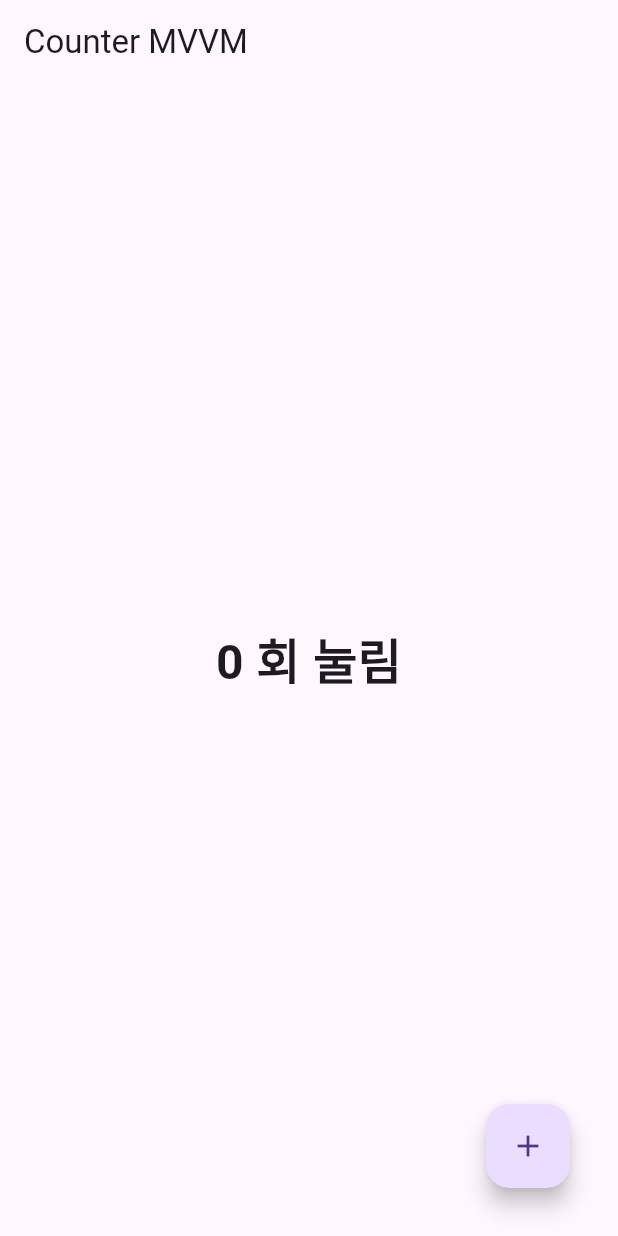
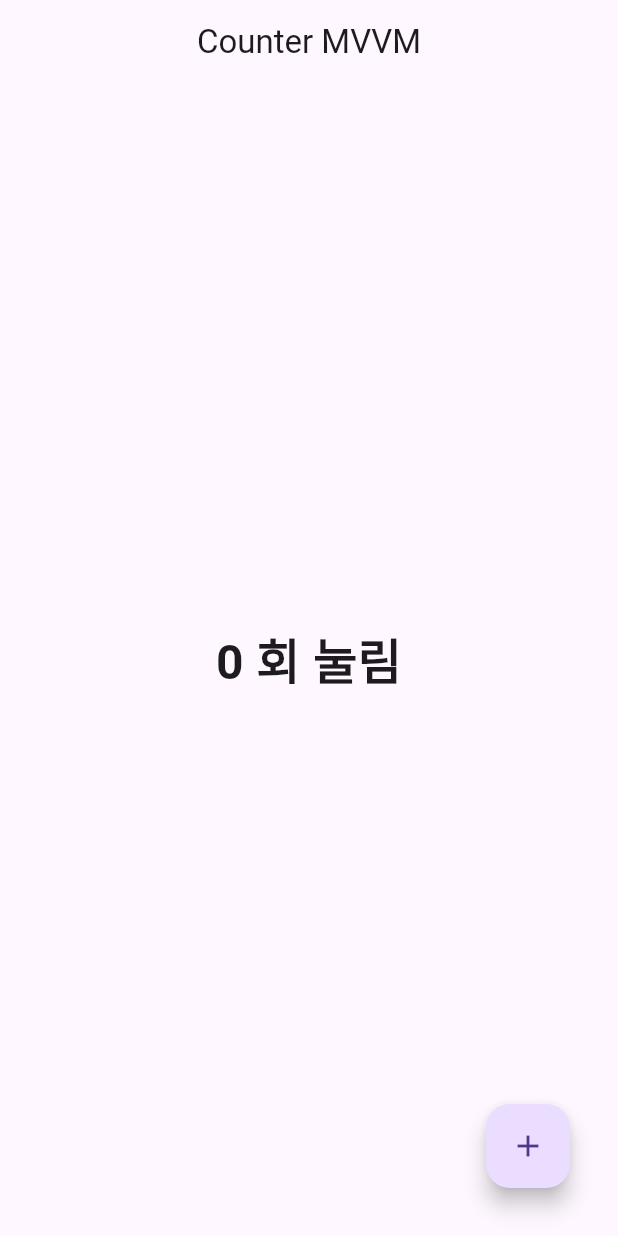
Before and after one commit to crisine/counter_mvvm, a Flutter app: the screen it shows after launch, on a phone screen of 412 x 824 dp. Run offline on Flutter 3.47's test engine with Material 3 defaults, Android fonts, the phone set to English and light mode, and no system bars.

Commit message:
fix: AppBar title Text 가운데로 이동

```diff
--- a/lib/screen/counter/view/s_counter.dart
+++ b/lib/screen/counter/view/s_counter.dart
@@ -9,7 +9,7 @@ class CounterScreen extends StatelessWidget {
   Widget build(BuildContext context) {
     return Scaffold(
       appBar: AppBar(
-        title: const Text('Counter MVVM'),
+        title: const Center(child: Text('Counter MVVM')),
       ),
       body: CounterWidget(
         counterViewModel: counterViewModel,
```
